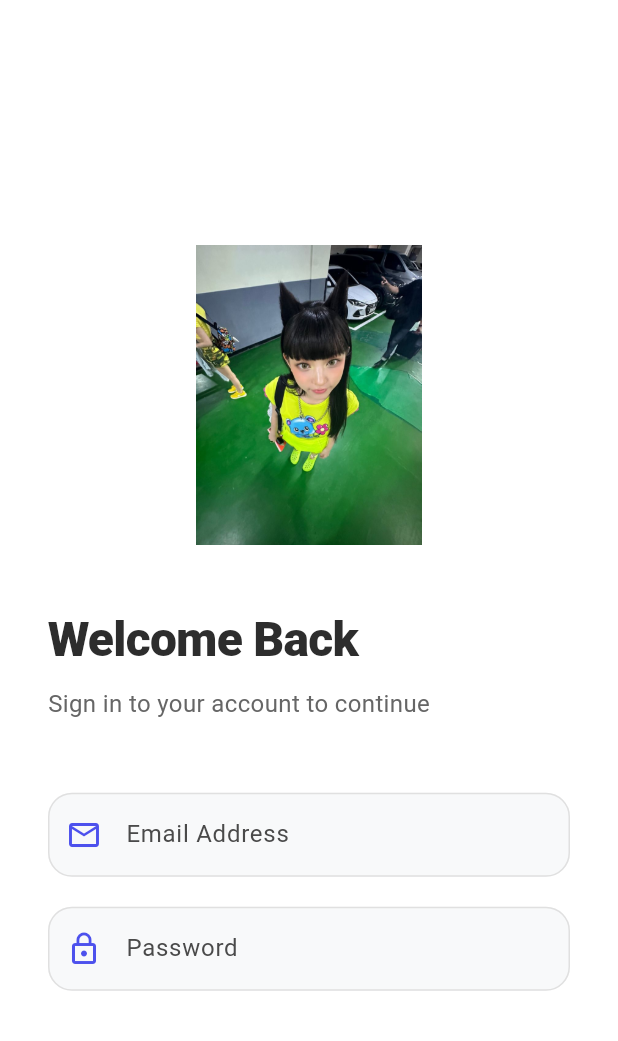
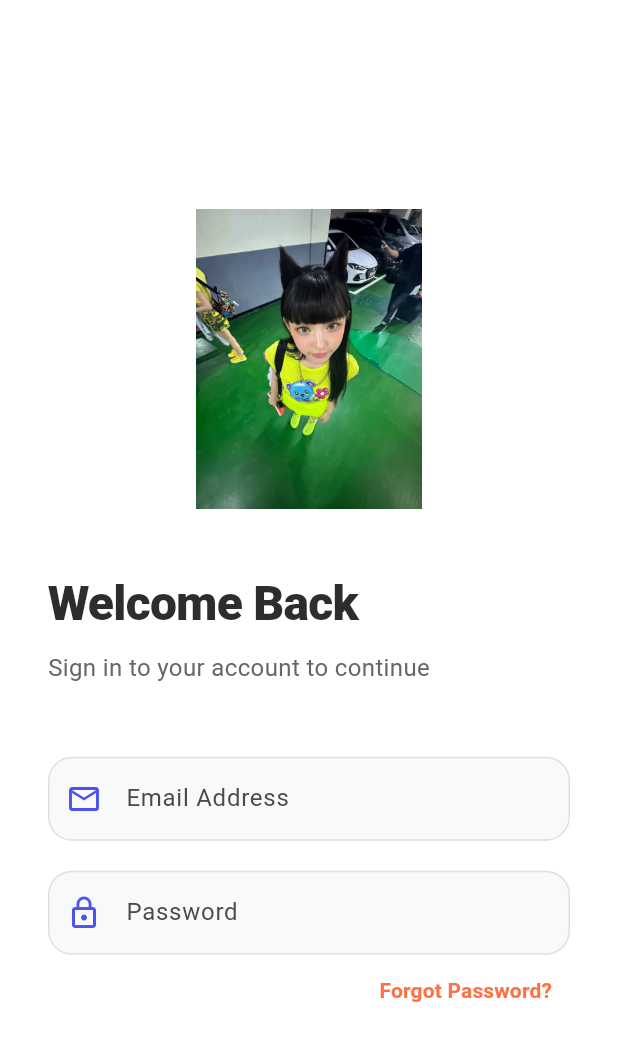
Before and after one commit to lulultfh/Navigation_0209, a Flutter app: the LoginPage widget shown alone on an empty page, opened directly, on a phone screen of 412 x 824 dp. Shown: the top 1041 px of the screen. Run offline on Flutter 3.47's test engine with Material 3 defaults, Android fonts, the light colour scheme and no system bars.

Commit message:
feat: menambahkan TextButton ForgotPassword dengan Align agar tombol berada di sebelah kanan pada halaman login

```diff
--- a/lib/auth/login.dart
+++ b/lib/auth/login.dart
@@ -152,6 +152,19 @@ class _LoginPageState extends State<LoginPage> {
                         return null;
                       },
                     ),
+                    Align(
+                      alignment: Alignment.centerRight,
+                      child: TextButton(
+                        onPressed: () {},
+                        style: TextButton.styleFrom(
+                          foregroundColor: MainLayout.accentOrange,
+                        ),
+                        child: const Text(
+                          'Forgot Password?',
+                          style: TextStyle(fontWeight: FontWeight.w600),
+                        ),
+                      ),
+                    ),
                   ],
                 ),
               ),
```
